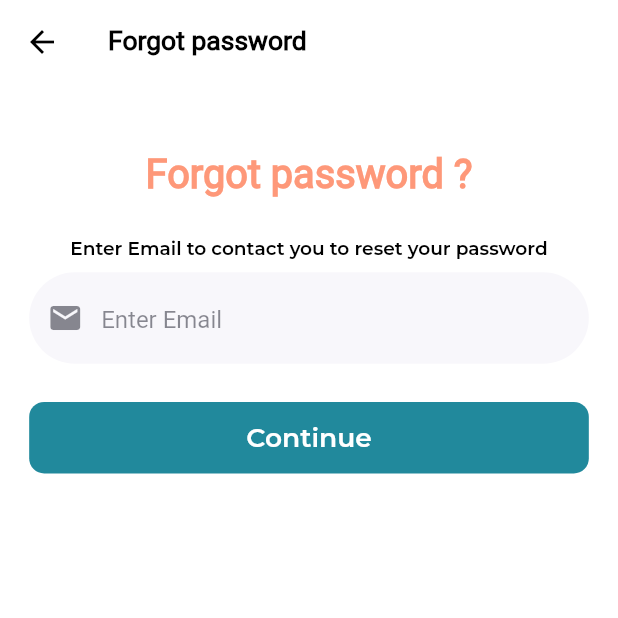
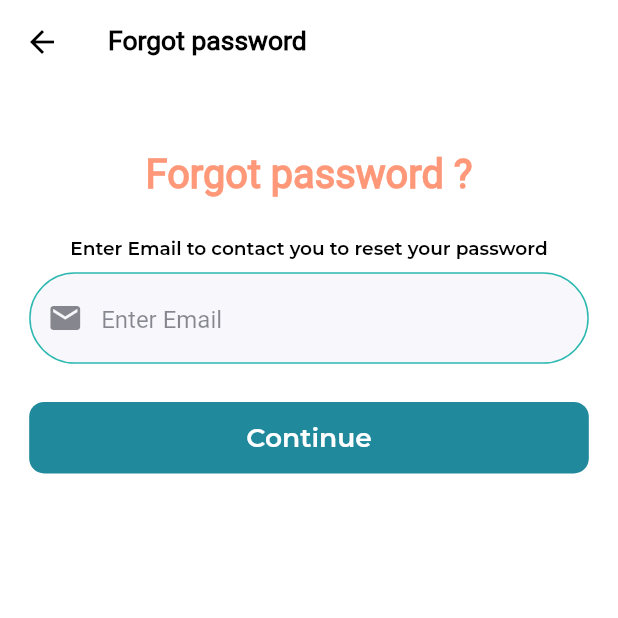
Before and after one commit to akwappnet/location_buddy, a Flutter app: the screen it shows after launch, after a tap on "Forgot password ?", on a phone screen of 412 x 824 dp, the top half of it. Run offline on Flutter 3.47's test engine with Material 2 defaults, Android fonts, the phone set to English and light mode, and no system bars; our stand-ins replace avatar_glow, babstrap_settings_screen, cloud_firestore, firebase_auth, firebase_core, firebase_remote_config and 11 more; missing offline and left inert: auto_direction, background_locator_2, flutter_polyline_points, r_dotted_line_border, simple_fontellico_progress_dialog; accounts and stored records are empty.

Commit message:
pull request and merge

```diff
--- a/lib/view/sign_in_view.dart
+++ b/lib/view/sign_in_view.dart
@@ -138,8 +138,8 @@ class _SignInViewState extends State<SignInView> {
                   validation: passwordValidator,
                   size: size,
                   isObserve: true,
-                  txtHint:
-                      AppLocalization.of(context)!.translate('empty-field'),
+                  txtHint: AppLocalization.of(context)!
+                      .translate('txt-password-hint'),
                   leftIcon: Icon(
                     Icons.lock,
                     color: provider.passController.text.isEmpty
--- a/lib/widgets/custom_text_field_new.dart
+++ b/lib/widgets/custom_text_field_new.dart
@@ -1,6 +1,7 @@
 // ignore_for_file: must_be_immutable
 
 import 'package:flutter/material.dart';
+import 'package:flutter_screenutil/flutter_screenutil.dart';
 
 import 'package:location_buddy/utils/font/font_family.dart';
 
@@ -69,10 +70,8 @@ class _BuildTextFormFieldNewState extends State<BuildTextFormFieldNew> {
           filled: true,
           enabledBorder: OutlineInputBorder(
               borderRadius: BorderRadius.circular(40),
-              borderSide: BorderSide(
-                color: widget.controller.text.isEmpty
-                    ? Colors.transparent
-                    : const Color(0xFF2CB9B0),
+              borderSide: const BorderSide(
+                color: Color(0xFF2CB9B0),
               )),
           focusedBorder: OutlineInputBorder(
               borderRadius: BorderRadius.circular(40),
@@ -82,12 +81,17 @@ class _BuildTextFormFieldNewState extends State<BuildTextFormFieldNew> {
           focusedErrorBorder: OutlineInputBorder(
               borderRadius: BorderRadius.circular(40),
               borderSide: const BorderSide(
-                color: Color.fromRGBO(176, 11, 36, 1),
+                color: Color.fromRGBO(44, 185, 176, 1),
               )),
           errorBorder: OutlineInputBorder(
               borderRadius: BorderRadius.circular(40),
               borderSide: const BorderSide(
-                color: Color.fromRGBO(176, 11, 36, 1),
+                color: Color.fromRGBO(44, 185, 176, 1),
+              )),
+          disabledBorder: OutlineInputBorder(
+              borderRadius: BorderRadius.circular(40.sp),
+              borderSide: BorderSide(
+                color: Color.fromRGBO(44, 185, 176, 1),
               )),
           prefixIcon: widget.leftIcon,
           suffix: widget.suffixIcon,
```
